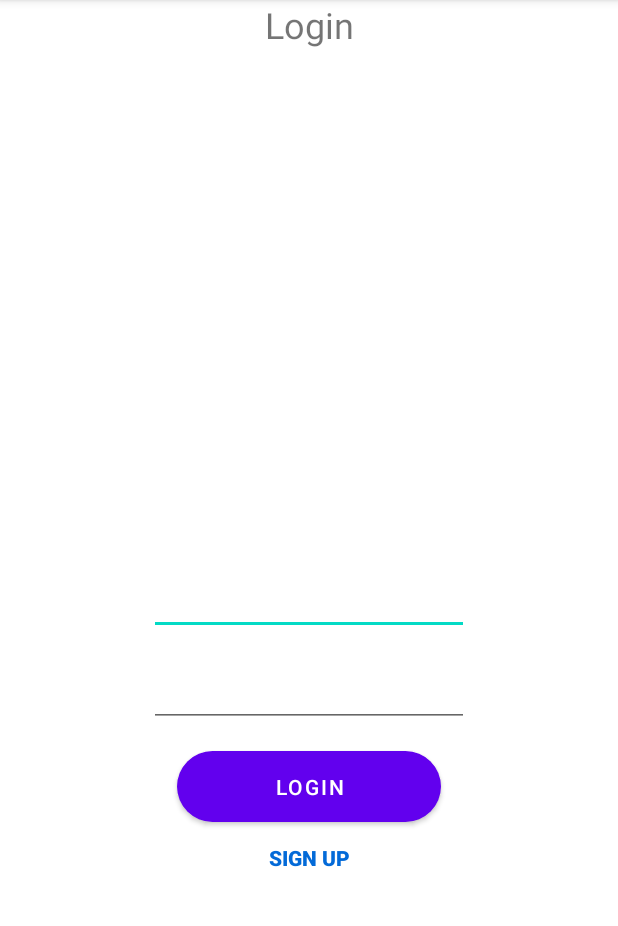
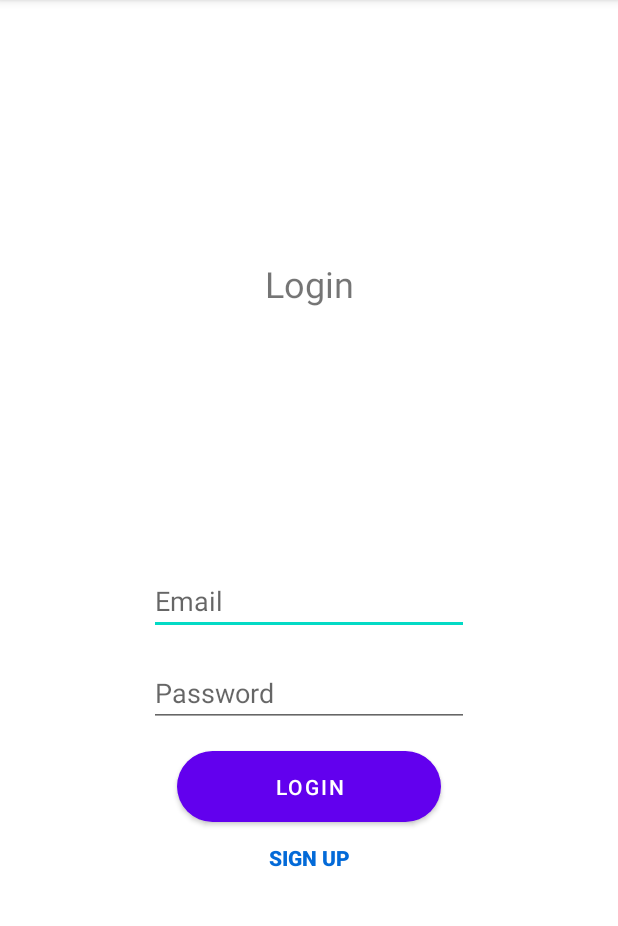
Before and after one commit to NelsonMartinez0621/Assignment1_Nelson_Martinez, an Android app: the screen it shows after launch (MainActivity), on a phone screen of 412 x 824 dp, the part 84-1010 px from its top. Run offline under Robolectric (Android 15) with nearby library versions, the phone set to English and light mode, and no system bars.

Commit message:
Second Commit, minor edits

```diff
--- a/app/src/main/res/layout/fragment_login.xml
+++ b/app/src/main/res/layout/fragment_login.xml
@@ -6,15 +6,23 @@
     xmlns:app="http://schemas.android.com/apk/res-auto"
     tools:context=".LoginFragment">
 
+    <androidx.constraintlayout.widget.ConstraintLayout
+        android:layout_width="wrap_content"
+        android:layout_height="wrap_content"
+        android:id="@+id/cl_login"
+        app:layout_constraintTop_toTopOf="parent"
+        app:layout_constraintBottom_toBottomOf="parent"
+        app:layout_constraintStart_toStartOf="parent"
+        app:layout_constraintEnd_toEndOf="parent">
         <TextView
             android:layout_width="wrap_content"
             android:layout_height="wrap_content"
             android:id="@+id/title"
-       android:text="Login"
+            android:text="@string/login"
             android:textSize="24dp"
-       app:layout_constraintTop_toTopOf="parent"
-       app:layout_constraintStart_toStartOf="parent"
-       app:layout_constraintEnd_toEndOf="parent"/>
+            app:layout_constraintTop_toTopOf="@id/cl_login"
+            app:layout_constraintStart_toStartOf="@id/cl_login"
+            app:layout_constraintEnd_toEndOf="@id/cl_login"/>
 
         <EditText
             android:id="@+id/editTextTextEmailAddress"
@@ -23,9 +31,11 @@
             android:ems="10"
             android:layout_margin="16dp"
             android:inputType="textEmailAddress"
-        app:layout_constraintBottom_toBottomOf="parent"
-        app:layout_constraintEnd_toEndOf="parent"
-        app:layout_constraintStart_toStartOf="parent"
+            android:autofillHints="emailAddress"
+            android:hint="@string/email"
+            app:layout_constraintBottom_toBottomOf="@id/cl_login"
+            app:layout_constraintEnd_toEndOf="@id/cl_login"
+            app:layout_constraintStart_toStartOf="@id/cl_login"
             app:layout_constraintTop_toBottomOf="@+id/title" />
 
         <EditText
@@ -35,8 +45,10 @@
             android:ems="10"
             android:layout_margin="16dp"
             android:inputType="textPassword"
-        app:layout_constraintEnd_toEndOf="parent"
-        app:layout_constraintStart_toStartOf="parent"
+            android:autofillHints="password"
+            android:hint="@string/password"
+            app:layout_constraintEnd_toEndOf="@id/cl_login"
+            app:layout_constraintStart_toStartOf="@id/cl_login"
             app:layout_constraintTop_toBottomOf="@+id/editTextTextEmailAddress" />
 
         <Button
@@ -44,10 +56,10 @@
             android:layout_width="176dp"
             android:layout_height="47dp"
             android:background="@drawable/round_button"
-        android:text="Login"
+            android:text="@string/login"
             android:layout_margin="16dp"
-        app:layout_constraintEnd_toEndOf="parent"
-        app:layout_constraintStart_toStartOf="parent"
+            app:layout_constraintEnd_toEndOf="@id/cl_login"
+            app:layout_constraintStart_toStartOf="@id/cl_login"
             app:layout_constraintTop_toBottomOf="@+id/editTextTextPassword" />
 
         <androidx.appcompat.widget.AppCompatButton
@@ -60,10 +72,14 @@
             android:textColor="@color/blue"
             android:foreground="?attr/selectableItemBackground"
             android:background="@android:color/transparent"
-        android:text="Sign Up"
+            android:text="@string/sign_up"
             app:layout_constraintTop_toBottomOf="@id/btn_login"
-        app:layout_constraintStart_toStartOf="parent"
-        app:layout_constraintEnd_toEndOf="parent"/>
+            app:layout_constraintStart_toStartOf="@id/cl_login"
+            app:layout_constraintEnd_toEndOf="@id/cl_login"/>
+
+    </androidx.constraintlayout.widget.ConstraintLayout>
+
+
 
 
 </androidx.constraintlayout.widget.ConstraintLayout>
--- a/app/src/main/res/values/strings.xml
+++ b/app/src/main/res/values/strings.xml
@@ -3,10 +3,10 @@
     <!-- TODO: Remove or change this placeholder text -->
     <string name="name">Name</string>
     <string name="action_settings">Settings</string>
-    <string name="next">Next</string>
-    <string name="previous">Previous</string>
+    <string name="sign_up">Sign up</string>
+    <string name="login">Login</string>
     <string name="access_request">Please grant access to your Contacts</string>
     <string name="access_granted">Grant Access</string>
-    <!-- TODO: Remove or change this placeholder text -->
-    <string name="hello_blank_fragment">Hello blank fragment</string>
+    <string name="email">Email</string>
+    <string name="password">Password</string>
 </resources>
```
Lines whose indentation alone changed are shown as unchanged.
